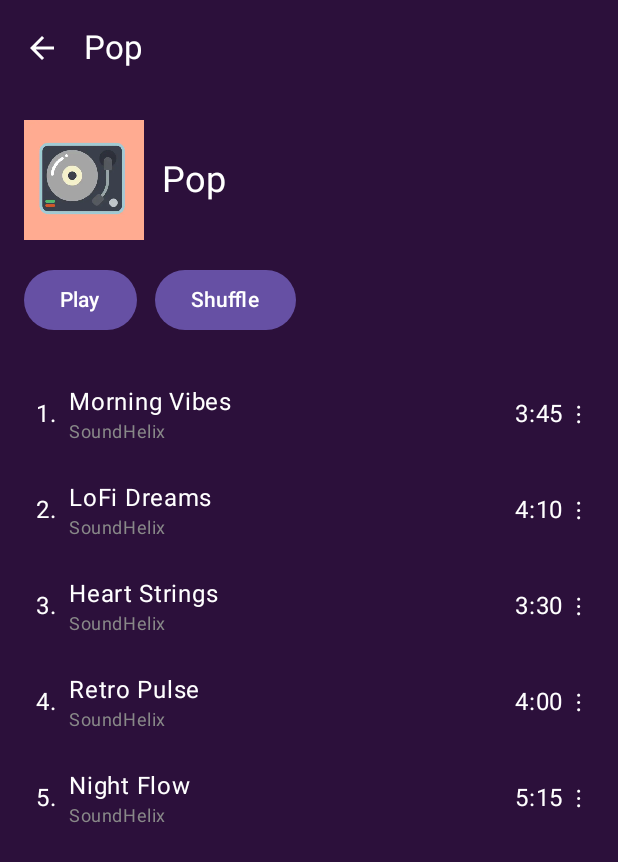
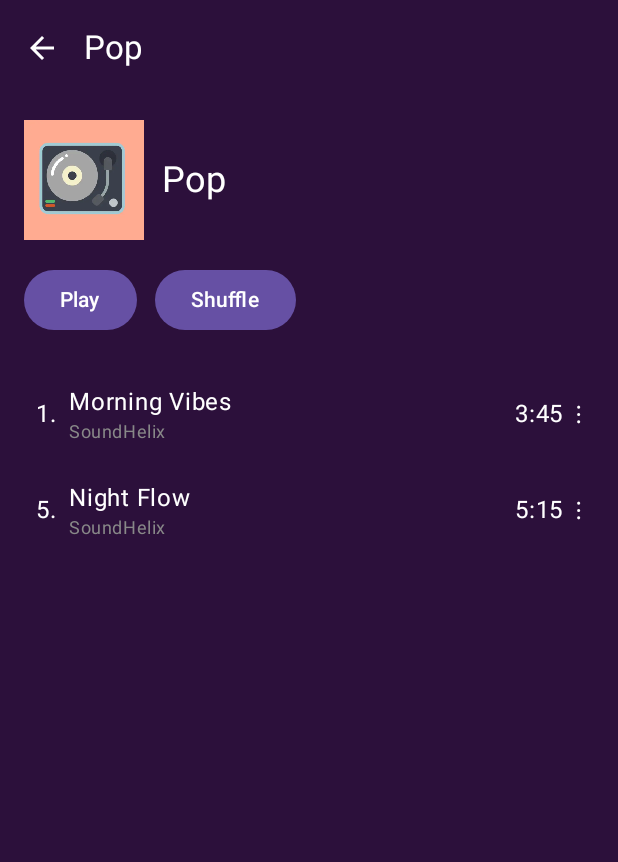
Before and after one commit to MeteorBlitz/KBeat, an Android app built with Jetpack Compose: the screen it shows after launch (MainActivity), after a tap on "Pop", on a phone screen of 412 x 824 dp. Shown: the top 862 px of the screen. Run offline under Robolectric (Android 15) with nearby library versions, the phone set to English and light mode, and no system bars; our stand-ins replace Dagger/Hilt's generated code.

Commit message:
feat(song): add category support and dynamic filter for SongListScreen

```diff
--- a/app/src/main/java/com/example/kbeat/model/DummyData.kt
+++ b/app/src/main/java/com/example/kbeat/model/DummyData.kt
@@ -1,9 +1,9 @@
 package com.example.kbeat.model
 
 val sampleSongs = listOf(
-    Song(1, "Morning Vibes", "SoundHelix", "3:45", "SoundHelix-Song-1.mp3"),
-    Song(2, "LoFi Dreams", "SoundHelix", "4:10", "SoundHelix-Song-2.mp3"),
-    Song(3, "Heart Strings", "SoundHelix", "3:30", "SoundHelix-Song-3.mp3"),
-    Song(4, "Retro Pulse", "SoundHelix", "4:00", "SoundHelix-Song-4.mp3"),
-    Song(5, "Night Flow", "SoundHelix", "5:15", "SoundHelix-Song-5.mp3")
+    Song(1, "Morning Vibes", "SoundHelix", "3:45", "SoundHelix-Song-1.mp3", listOf("pop", "tamil")),
+    Song(2, "LoFi Dreams", "SoundHelix", "4:10", "SoundHelix-Song-2.mp3", listOf("romance", "edm")),
+    Song(3, "Heart Strings", "SoundHelix", "3:30", "SoundHelix-Song-3.mp3", listOf("hindi", "tamil", "romance")),
+    Song(4, "Retro Pulse", "SoundHelix", "4:00", "SoundHelix-Song-4.mp3", listOf("retro", "sad")),
+    Song(5, "Night Flow", "SoundHelix", "5:15", "SoundHelix-Song-5.mp3", listOf("workout", "sad", "pop"))
 )
--- a/app/src/main/java/com/example/kbeat/model/Song.kt
+++ b/app/src/main/java/com/example/kbeat/model/Song.kt
@@ -5,5 +5,6 @@ data class Song(
     val name: String,
     val artist: String,
     val duration: String,
-    val fileName: String // for SoundHelix-Song-1.mp3 etc.
+    val fileName: String, // for SoundHelix-Song-1.mp3 etc.
+    val categories: List<String>
 )
--- a/app/src/main/java/com/example/kbeat/screens/song_list/SongListScreen.kt
+++ b/app/src/main/java/com/example/kbeat/screens/song_list/SongListScreen.kt
@@ -32,7 +32,8 @@ import com.example.kbeat.screens.components.KBeatTopBar
 
 @Composable
 fun SongListScreen(category: String, navController: NavController) {
-    val songs = sampleSongs // later filter based on category
+
+    val songs = sampleSongs.filter { category.lowercase() in it.categories }
 
     val categoryImage = when (category.lowercase()) {
         "pop" -> R.drawable.pop
```
